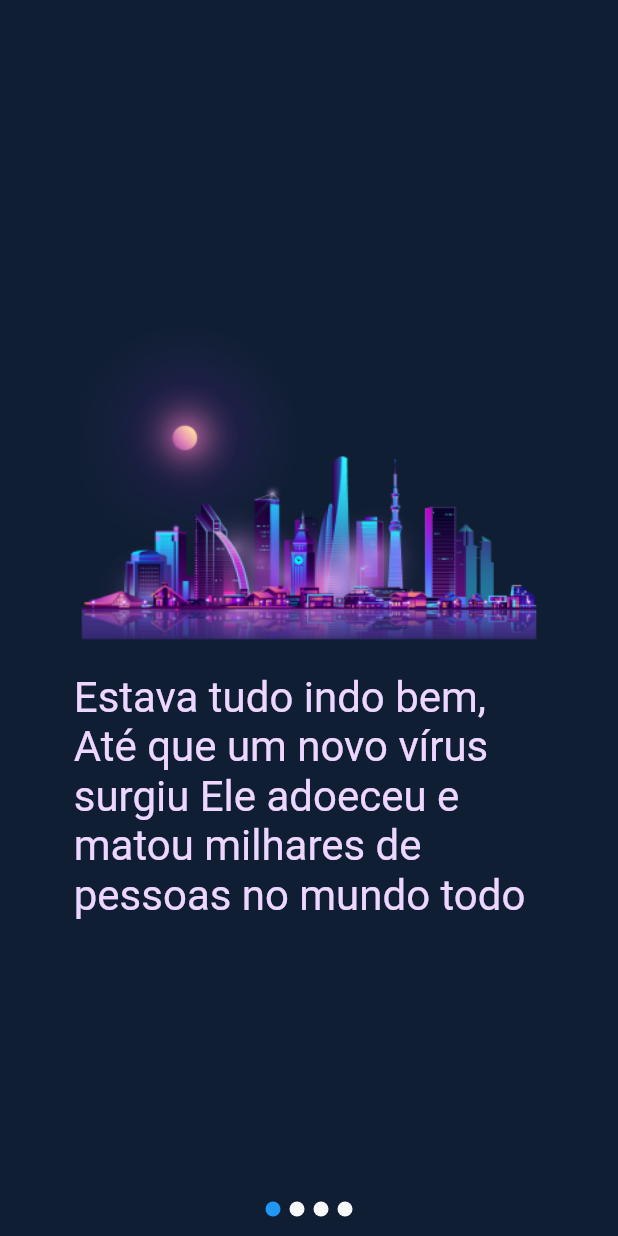
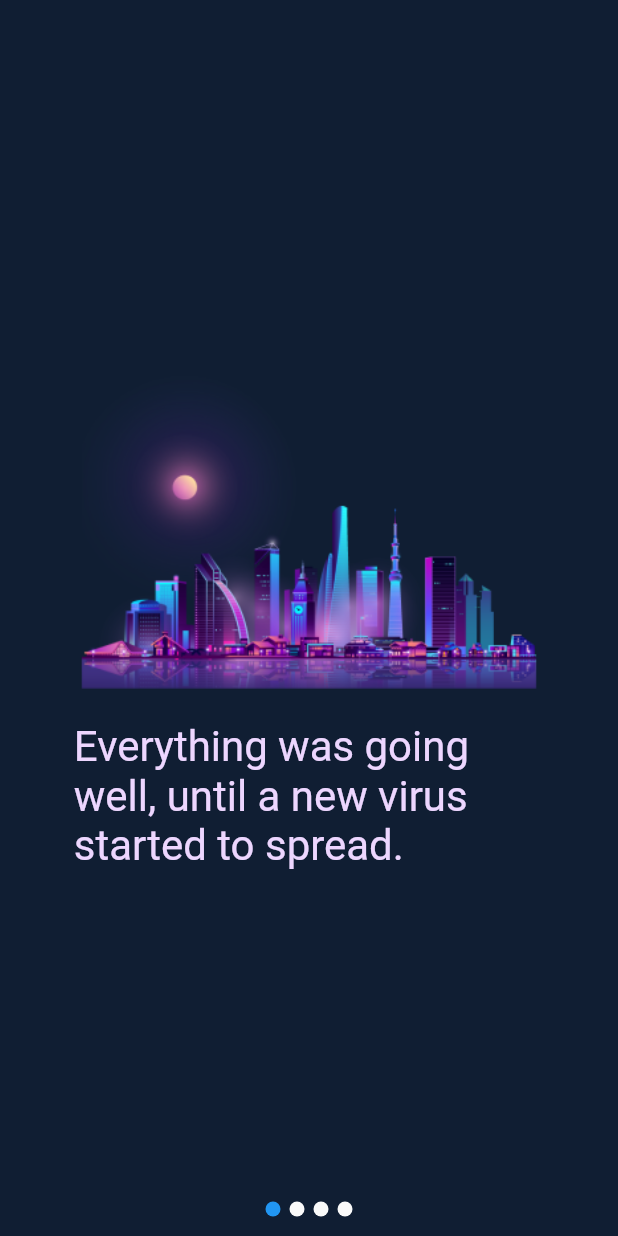
Before and after one commit to Alifyz/flutter-hackathon-2020, a Flutter app: the screen it shows after launch, on a phone screen of 412 x 824 dp. Run offline on Flutter 3.47's test engine with Material 2 defaults, Android fonts, the phone set to English and light mode, and no system bars; our stand-ins replace flutter_swiper, google_fonts.

Commit message:
refactor: translate introduction stepper

```diff
--- a/lib/commons/missions_details.dart
+++ b/lib/commons/missions_details.dart
@@ -18,7 +18,7 @@ class MissionDetailsOne extends StatelessWidget {
           Container(
             child: Center(
               child: Text(
-                'Estava tudo indo bem, Até que um novo vírus surgiu Ele adoeceu e matou milhares de pessoas no mundo todo',
+                'Everything was going well, until a new virus started to spread.',
                 style: TypographyStyle.textTitleTheme,
               ),
             ),
@@ -41,7 +41,7 @@ class MissionDetailsTwo extends StatelessWidget {
           Container(
             child: Center(
               child: Text(
-                'Com a economia abalada, muitos passam necessidade de coisas muito básicas',
+                'People got really sick, the economy was shattered.',
                 style: TypographyStyle.textTitleTheme,
               ),
             ),
@@ -64,7 +64,7 @@ class MissionDetailsThree extends StatelessWidget {
           Container(
             child: Center(
               child: Text(
-                'E foi aí que surgiu uma esperança, começamos a cuidar melhor uns dos outros e formar alianças',
+                'Now, people are jobless, and need basic things like food, medicine and clothe.',
                 style: TypographyStyle.textTitleTheme,
               ),
             ),
@@ -91,7 +91,7 @@ class MissionDetaisFour extends StatelessWidget {
                 height: 283,
               ),
               Text(
-                'Seja bem vindo à Resistência',
+                'Help us to change this, Welcome to the resistence!',
                 style: TypographyStyle.textTitleTheme,
               ),
               SizedBox(
```
